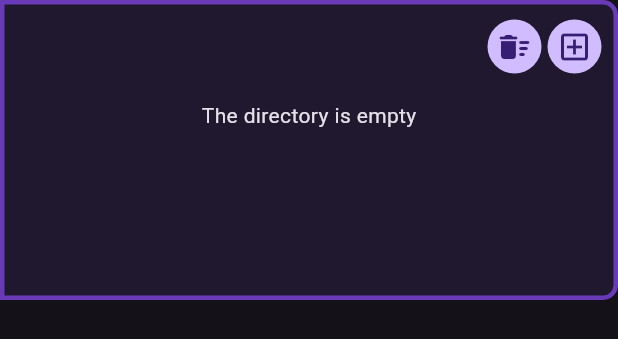
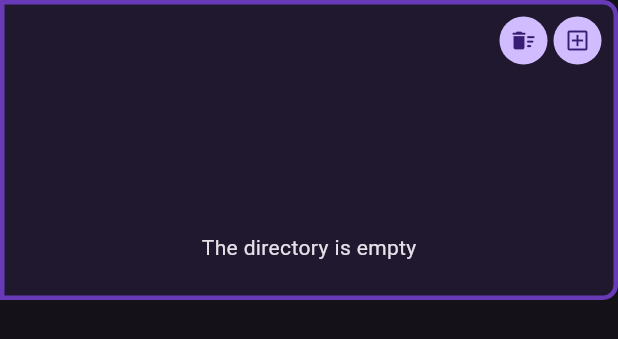
Before and after one commit to Vazgen2k4/link_manager, a Flutter app: the FolderItemContent widget shown alone on an empty page, opened directly with empty values, after a tap on the "delete sweep" icon, on a phone screen of 412 x 824 dp. Shown: the top 339 px of the screen. Run offline on Flutter 3.47's test engine with Material 3 defaults, Android fonts, the phone set to English and light mode, and no system bars; drawn by our look-alikes of auto_size_text; our stand-ins replace animated_flip_counter, bloc, cached_network_image, cloud_firestore, connectivity_plus, equatable and 8 more; accounts and stored records are empty; generated files the repository leaves out were written again; network calls fail.

Commit message:
add scripts

```diff
--- a/lib/main.dart
+++ b/lib/main.dart
@@ -1,7 +1,8 @@
+import 'package:firebase_core/firebase_core.dart';
+import 'package:flutter/material.dart';
 import 'package:link_manager/services/notification_service.dart';
 import 'package:link_manager/ui/app.dart';
-import 'package:flutter/material.dart';
-import 'package:firebase_core/firebase_core.dart';
+
 import 'firebase_options.dart';
 
 void main() async {
@@ -11,7 +12,10 @@ void main() async {
     options: DefaultFirebaseOptions.currentPlatform,
   );
 
-  await NotificationService.instance.init();
+  if (DefaultFirebaseOptions.currentPlatform == DefaultFirebaseOptions.android) {
+    // Initialize the notification service
+    await NotificationService.instance.init();
+  }
 
   runApp(const App());
 }
--- a/lib/ui/app.dart
+++ b/lib/ui/app.dart
@@ -1,11 +1,11 @@
+import 'package:flutter/material.dart';
+import 'package:flutter_bloc/flutter_bloc.dart';
+import 'package:flutter_localizations/flutter_localizations.dart';
 import 'package:link_manager/generated/l10n.dart';
 import 'package:link_manager/logic/bloc/auth/auth_bloc.dart';
 import 'package:link_manager/logic/bloc/calc/calc_bloc.dart';
 import 'package:link_manager/logic/bloc/settings/settings_bloc.dart';
 import 'package:link_manager/ui/router/app_router.dart';
-import 'package:flutter/material.dart';
-import 'package:flutter_bloc/flutter_bloc.dart';
-import 'package:flutter_localizations/flutter_localizations.dart';
 
 class App extends StatelessWidget {
   const App({super.key});
@@ -61,6 +61,7 @@ class AppContent extends StatelessWidget {
     final locale = Locale(lang);
 
     return MaterialApp(
+      debugShowCheckedModeBanner: false,
       localizationsDelegates: const [
         S.delegate,
         GlobalMaterialLocalizations.delegate,
--- a/lib/ui/pages/calc/calc_input_widget.dart
+++ b/lib/ui/pages/calc/calc_input_widget.dart
@@ -1,10 +1,9 @@
 import 'package:flutter/material.dart';
 import 'package:flutter/services.dart';
+import 'package:flutter_bloc/flutter_bloc.dart';
 import 'package:link_manager/app_logger.dart';
 import 'package:link_manager/generated/l10n.dart';
 import 'package:link_manager/logic/bloc/calc/calc_bloc.dart';
-
-import 'package:flutter_bloc/flutter_bloc.dart';
 
 class CalcInputWidget extends StatelessWidget {
   final CalcWeightedGrade weightedGrade;
@@ -20,12 +19,10 @@ class CalcInputWidget extends StatelessWidget {
   Widget build(BuildContext context) {
     return Expanded(
       child: TextField(
-        keyboardType: TextInputType.number,
+        keyboardType: TextInputType.numberWithOptions(signed: true),
         inputFormatters: [FilteringTextInputFormatter.digitsOnly],
         controller: TextEditingController(
-          text: weightedGrade.credit == 0
-              ? null
-              : weightedGrade.credit.toString(),
+          text: weightedGrade.credit == 0 ? null : weightedGrade.credit.toString(),
         ),
         onSubmitted: (value) {
           AppLogger.logInfo("Изменение кредитов на $value");
--- a/lib/ui/widgets/lists/folder_widget_item.dart
+++ b/lib/ui/widgets/lists/folder_widget_item.dart
@@ -120,6 +120,8 @@ class _FolderItemContentState extends State<FolderItemContent> {
           maxHeight: widget.maxHeight,
           folder: widget.folder,
           index: widget.index,
+          isOpened: isOpen,
+          verticalPadding: 12,
         ),
       ),
     );
--- a/lib/ui/widgets/lists/links_list_widget.dart
+++ b/lib/ui/widgets/lists/links_list_widget.dart
@@ -1,20 +1,23 @@
 import 'package:auto_size_text/auto_size_text.dart';
+import 'package:firebase_auth/firebase_auth.dart';
+import 'package:flutter/material.dart';
+import 'package:flutter_bloc/flutter_bloc.dart';
 import 'package:link_manager/app_logger.dart';
 import 'package:link_manager/generated/l10n.dart';
 import 'package:link_manager/logic/api/firebase_api/firebase_api.dart';
 import 'package:link_manager/logic/bloc/auth/auth_bloc.dart';
 import 'package:link_manager/logic/models/folder/folder.dart';
+import 'package:link_manager/ui/theme/app_colors.dart';
 import 'package:link_manager/ui/widgets/alerts/app_dialogs.dart';
 import 'package:link_manager/ui/widgets/lists/list_links_content_widget.dart';
-import 'package:firebase_auth/firebase_auth.dart';
-import 'package:flutter/material.dart';
-import 'package:flutter_bloc/flutter_bloc.dart';
 
 class LinksListWidget extends StatelessWidget {
   final Folder folder;
   final int index;
   final double minHeight;
   final double maxHeight;
+  final bool isOpened;
+  final double verticalPadding;
 
   const LinksListWidget({
     super.key,
@@ -22,31 +25,39 @@ class LinksListWidget extends StatelessWidget {
     required this.index,
     required this.minHeight,
     required this.maxHeight,
+    required this.isOpened,
+    required this.verticalPadding,
   });
 
   @override
   Widget build(BuildContext context) {
     final links = folder.appLinks;
-    const double contentHeight = 36;
+    final contentHeight = minHeight - 2 * verticalPadding;
 
-    return ClipRect(
-      clipBehavior: Clip.hardEdge,
-      child: SizedBox(
-        height: maxHeight,
-        width: double.infinity,
-        child: ListView(
-          shrinkWrap: true,
-          physics: NeverScrollableScrollPhysics(),
+    print('Content height: $contentHeight');
+
+    return Stack(
+      // shrinkWrap: true,
+      // spacing: 8,
+      // physics: NeverScrollableScrollPhysics(),
+      // mainAxisSize: MainAxisSize.min,
       children: [
         SizedBox(
-              height: minHeight - 16,
+          height: contentHeight,
+          width: double.infinity,
           child: Row(
             mainAxisAlignment: MainAxisAlignment.spaceBetween,
             children: [
-                  SizedBox(
-                    width: 150,
-                    child: Padding(
+              Padding(
                 padding: const EdgeInsets.all(8.0),
+                child: AnimatedDefaultTextStyle(
+                  duration: const Duration(milliseconds: 200),
+                  curve: Curves.easeInOut,
+                  style: TextStyle(
+                    fontSize: isOpened ? 18 : 16,
+                    fontWeight: isOpened ? FontWeight.w900 : FontWeight.w500,
+                    color: AppColors.text,
+                  ),
                   child: AutoSizeText(
                     folder.name ?? S.of(context).error_name,
                     maxLines: 1,
@@ -54,41 +65,60 @@ class LinksListWidget extends StatelessWidget {
                 ),
               ),
               const Spacer(),
-                  SizedBox.square(
+              AspectRatio(
+                aspectRatio: 1,
+                child: SizedBox.square(
                   dimension: contentHeight,
                   child: IconButton.filled(
                     padding: EdgeInsets.zero,
                     onPressed: () => deleteFolder(context),
-                      icon: const Icon(Icons.delete_sweep_rounded),
+                    icon: const Icon(
+                      Icons.delete_sweep_rounded,
+                      size: 18,
+                    ),
+                  ),
                 ),
               ),
               SizedBox.square(dimension: 4),
-                  SizedBox.square(
+              AspectRatio(
+                aspectRatio: 1,
+                child: SizedBox.square(
                   dimension: contentHeight,
                   child: IconButton.filled(
                     padding: EdgeInsets.zero,
-                      icon: const Icon(Icons.add_box_outlined),
+                    icon: Icon(
+                      Icons.add_box_outlined,
+                      size: 18,
+                      // size: contentHeight / 2,
+                    ),
                     onPressed: () async {
                       await AppDialogs.addLinkToFolderDialog(context, index);
                     },
                   ),
                 ),
+              ),
             ],
           ),
         ),
-            // divider,
-            SizedBox(height: 8),
-            SizedBox(
-              height: 36,
+        Positioned(
+          bottom: 0,
+          left: 0,
+          right: 0,
+          child: AnimatedSwitcher(
+              duration: const Duration(milliseconds: 100),
+              child: isOpened
+                  ? SizedBox(
+                      key: ValueKey(links),
+                      height: 48,
                       width: double.infinity,
                       child: LInksListContentWidget(
                         links: links,
                         folderIndex: index,
                       ),
+                    )
+                  : const SizedBox.shrink()),
         ),
       ],
-        ),
-      ),
     );
   }
 
--- a/lib/ui/widgets/lists/reordered_folder_list.dart
+++ b/lib/ui/widgets/lists/reordered_folder_list.dart
@@ -162,7 +162,6 @@ class _ReorderedFolderListState extends State<ReorderedFolderList> {
               key: ValueKey(index),
               folder: folder,
               index: index,
-              minHeight: 70,
             );
           },
           proxyDecorator: (child, _, __) {
--- a/pubspec.yaml
+++ b/pubspec.yaml
@@ -2,7 +2,7 @@ name: link_manager
 description: A new Flutter project.
 publish_to: 'none'
 # new_version
-version: 2.2.0+19
+version: 2.2.1+20
 
 environment:
   sdk: '>=3.0.6 <4.0.0'
```
Also changed, not shown: lib/ui/widgets/lists/list_links_content_widget.dart (+3 -5 lines), 75 other files. Lines whose indentation alone changed are shown as unchanged.
